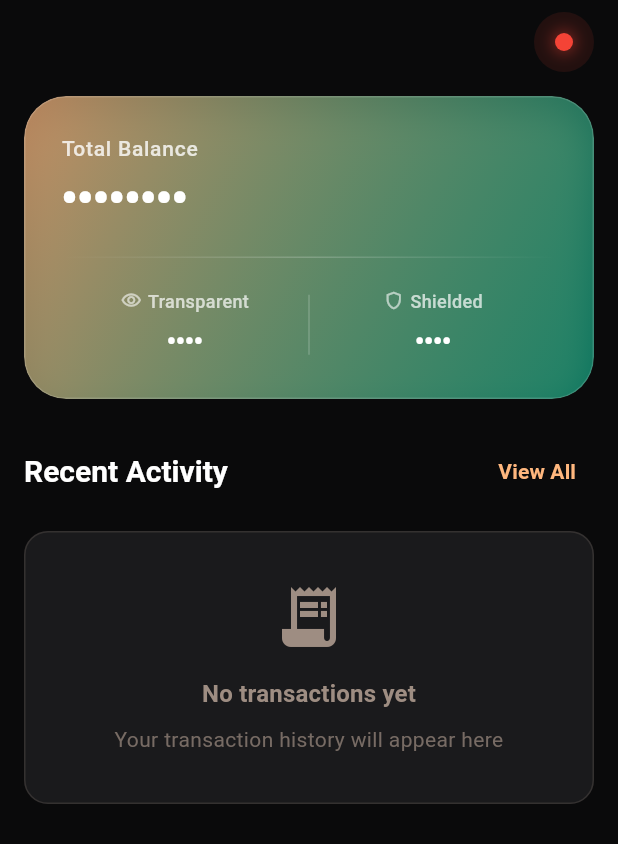
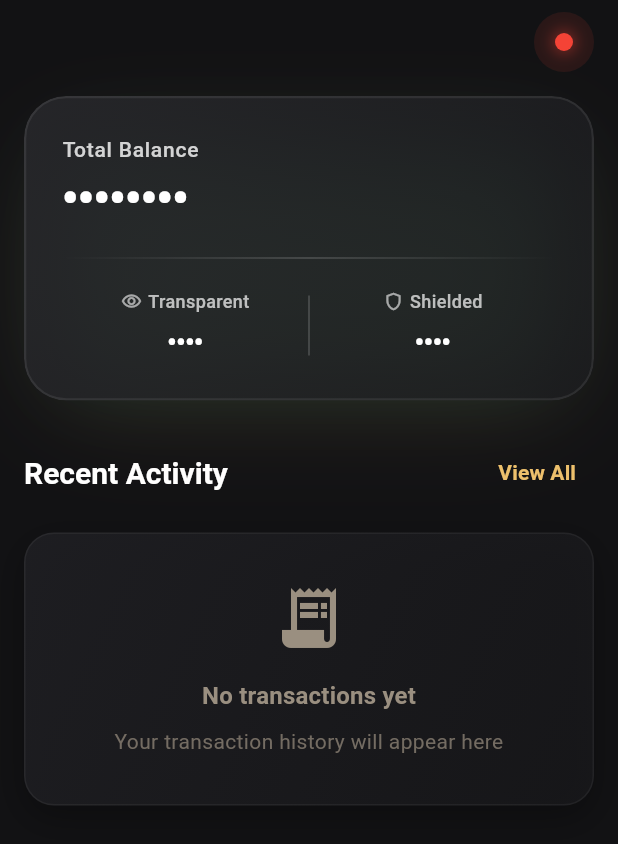
Before and after one commit to z-bitcoinz/BitcoinZ-black-amber, a Flutter app: the WalletDashboardScreen screen opened directly, on a phone screen of 412 x 824 dp. Shown: the top 844 px of the screen. Run offline on Flutter 3.47's test engine with Material 3 defaults, Android fonts, the phone set to English and light mode, and no system bars; our stand-ins replace flutter_secure_storage, local_auth, logger, qr_flutter, shared_preferences and 1 more; missing offline and left inert: bip39, dart:ffi, flutter_rust_bridge; accounts and stored records are empty.

Commit message:
Improve dark theme with professional glassmorphism design
- Update background to lighter black (#121214) for better depth
- Enhance balance card with smoky glass effect and multiple shadows
- Add gradient backgrounds to transaction cards
- Implement glassmorphism with blur effects throughout
- Improve visual hierarchy with better shadows and borders
- Create modern cryptocurrency wallet aesthetic

```diff
--- a/lib/main.dart
+++ b/lib/main.dart
@@ -242,10 +242,10 @@ class BitcoinZWalletApp extends StatelessWidget {
 
   ThemeData _buildDarkTheme() {
     // Professional crypto wallet colors for dark theme
-    const primaryColor = Color(0xFFFF8B00); // Bitcoin orange
+    const primaryColor = Color(0xFFFFB800); // BitcoinZ golden orange
     const secondaryColor = Color(0xFF00D4AA); // BitcoinZ green
-    const backgroundColor = Color(0xFF0A0A0B); // Deep black
-    const surfaceColor = Color(0xFF1A1A1C); // Dark surface
+    const backgroundColor = Color(0xFF121214); // Lighter black with depth
+    const surfaceColor = Color(0xFF1C1C1F); // Smoky glass surface
 
     return ThemeData(
       useMaterial3: true,
--- a/lib/widgets/balance_card.dart
+++ b/lib/widgets/balance_card.dart
@@ -43,31 +43,58 @@ class _BalanceCardState extends State<BalanceCard> with SingleTickerProviderStat
       builder: (context, walletProvider, child) {
         return Container(
           width: double.infinity,
-          child: ClipRRect(
+          child: Stack(
+            children: [
+              // Glow effect behind the card
+              Positioned.fill(
+                child: Container(
+                  margin: const EdgeInsets.all(20),
+                  decoration: BoxDecoration(
+                    borderRadius: BorderRadius.circular(28),
+                    boxShadow: [
+                      BoxShadow(
+                        color: Theme.of(context).colorScheme.primary.withOpacity(0.15),
+                        blurRadius: 60,
+                        spreadRadius: 0,
+                        offset: const Offset(0, 20),
+                      ),
+                      BoxShadow(
+                        color: Theme.of(context).colorScheme.secondary.withOpacity(0.1),
+                        blurRadius: 40,
+                        spreadRadius: 0,
+                        offset: const Offset(0, 10),
+                      ),
+                    ],
+                  ),
+                ),
+              ),
+              // Main card with glassmorphism
+              ClipRRect(
                 borderRadius: BorderRadius.circular(28),
                 child: BackdropFilter(
-              filter: ImageFilter.blur(sigmaX: 15, sigmaY: 15),
+                  filter: ImageFilter.blur(sigmaX: 20, sigmaY: 20),
                   child: Container(
                     padding: const EdgeInsets.all(24),
                     decoration: BoxDecoration(
                       gradient: LinearGradient(
                         colors: [
-                      Theme.of(context).colorScheme.primary.withOpacity(0.7),
-                      Theme.of(context).colorScheme.secondary.withOpacity(0.5),
+                          const Color(0xFF2A2A2E).withOpacity(0.8), // Smoky dark gray
+                          const Color(0xFF1F1F23).withOpacity(0.6), // Darker gradient
                         ],
                         begin: Alignment.topLeft,
                         end: Alignment.bottomRight,
                       ),
                       borderRadius: BorderRadius.circular(28),
                       border: Border.all(
-                    color: Colors.white.withOpacity(0.15),
-                    width: 1,
+                        color: Colors.white.withOpacity(0.08),
+                        width: 1.5,
                       ),
                       boxShadow: [
+                        // Inner shadow for depth
                         BoxShadow(
-                      color: Theme.of(context).colorScheme.primary.withOpacity(0.2),
+                          color: Colors.black.withOpacity(0.2),
                           blurRadius: 20,
-                      offset: const Offset(0, 10),
+                          offset: const Offset(0, 4),
                         ),
                       ],
                     ),
@@ -178,6 +205,8 @@ class _BalanceCardState extends State<BalanceCard> with SingleTickerProviderStat
               ),
             ),
           ),
+          ],
+        ),
       );
       },
     );
--- a/lib/widgets/recent_transactions.dart
+++ b/lib/widgets/recent_transactions.dart
@@ -69,11 +69,26 @@ class _RecentTransactionsState extends State<RecentTransactions> {
           return Container(
             padding: const EdgeInsets.all(32),
             decoration: BoxDecoration(
-              color: Theme.of(context).colorScheme.surface,
-              borderRadius: BorderRadius.circular(16),
+              gradient: LinearGradient(
+                colors: [
+                  const Color(0xFF1F1F23).withOpacity(0.9),
+                  const Color(0xFF1A1A1D).withOpacity(0.7),
+                ],
+                begin: Alignment.topLeft,
+                end: Alignment.bottomRight,
+              ),
+              borderRadius: BorderRadius.circular(20),
               border: Border.all(
-                color: Theme.of(context).colorScheme.outline.withOpacity(0.2),
+                color: Colors.white.withOpacity(0.05),
+                width: 1,
               ),
+              boxShadow: [
+                BoxShadow(
+                  color: Colors.black.withOpacity(0.3),
+                  blurRadius: 20,
+                  offset: const Offset(0, 8),
+                ),
+              ],
             ),
             child: Column(
               children: [
@@ -104,11 +119,31 @@ class _RecentTransactionsState extends State<RecentTransactions> {
 
         return Container(
           decoration: BoxDecoration(
-            color: Theme.of(context).colorScheme.surface,
-            borderRadius: BorderRadius.circular(16),
+            gradient: LinearGradient(
+              colors: [
+                const Color(0xFF1F1F23).withOpacity(0.9), // Smoky glass effect
+                const Color(0xFF1A1A1D).withOpacity(0.7),
+              ],
+              begin: Alignment.topLeft,
+              end: Alignment.bottomRight,
+            ),
+            borderRadius: BorderRadius.circular(20),
             border: Border.all(
-              color: Theme.of(context).colorScheme.outline.withOpacity(0.2),
+              color: Colors.white.withOpacity(0.05),
+              width: 1,
             ),
+            boxShadow: [
+              BoxShadow(
+                color: Colors.black.withOpacity(0.3),
+                blurRadius: 20,
+                offset: const Offset(0, 8),
+              ),
+              BoxShadow(
+                color: Theme.of(context).colorScheme.primary.withOpacity(0.05),
+                blurRadius: 30,
+                offset: const Offset(0, 4),
+              ),
+            ],
           ),
           child: ListView.separated(
             shrinkWrap: true,
```
Lines whose indentation alone changed are shown as unchanged.
